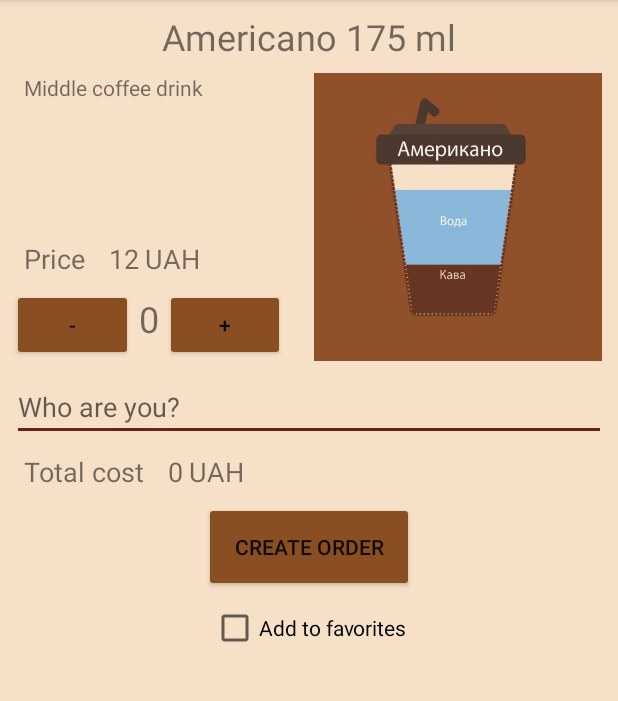
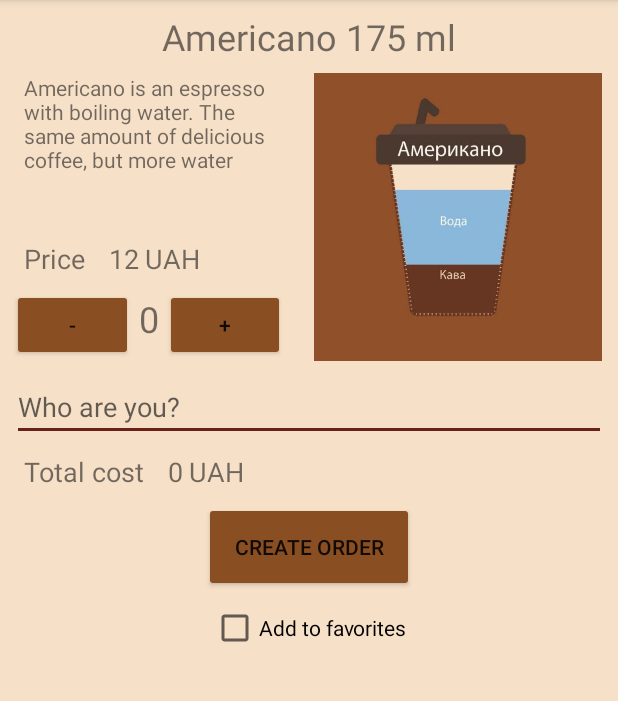
Before and after one commit to AlexanderPokidin/KavaBulki, an Android app: the KavaListActivity screen opened directly, with no data from a screen before it, after a tap on "Americano 175 ml", on a phone screen of 412 x 824 dp, the part 84-785 px from its top. Run offline under Robolectric (Android 15) with nearby library versions, the light colour scheme and no system bars.

Commit message:
Descriptions were changed

```diff
--- a/app/src/main/res/values/strings.xml
+++ b/app/src/main/res/values/strings.xml
@@ -13,15 +13,15 @@
     <string name="add_favorites">Add to favorites</string>
     <string name="uah">UAH</string>
 
-    <string name="espresso">Small coffee drink</string>
-    <string name="americano">Middle coffee drink</string>
-    <string name="raf">Coffee drink with cream</string>
-    <string name="latte">Long coffee drink with milk</string>
-    <string name="lav_latte">Long coffee drink with milk and lavender flowers</string>
-    <string name="capuccino">Coffee drink with milk and cream</string>
-    <string name="flat_white">Australian coffee with milk</string>
-    <string name="cacao">Cacao with milk</string>
-    <string name="chocolate">Hot chocolate</string>
-    <string name="juice">Warm juice with coffee</string>
+    <string name="espresso">A popular short coffee drink. Expresso is the basis for the coffee menu</string>
+    <string name="americano">Americano is an espresso with boiling water. The same amount of delicious coffee, but more water</string>
+    <string name="raf">Raf coffee base on espresso with steamed milk foam and mild vanilla flavor</string>
+    <string name="latte">Espresso is mixed with steamed milk and topped with foam</string>
+    <string name="lav_latte">Classic latte with the dried flowers of lavender and lavender syrup</string>
+    <string name="capuccino">A cappuccino is an Italian coffee drink. Traditionally it made with espresso and steamed milk foam</string>
+    <string name="flat_white">Drink from Australia with bright coffee taste: steamed milk covers the strong coffee</string>
+    <string name="cacao">Cacao is milk steamed with natural cacao powder</string>
+    <string name="chocolate">A thick chocolate drink based on milk</string>
+    <string name="juice">Coffee-juice is an interesting mix of flavored espresso and warm juice</string>
 
 </resources>
```
Also changed, not shown: 2 other files.
